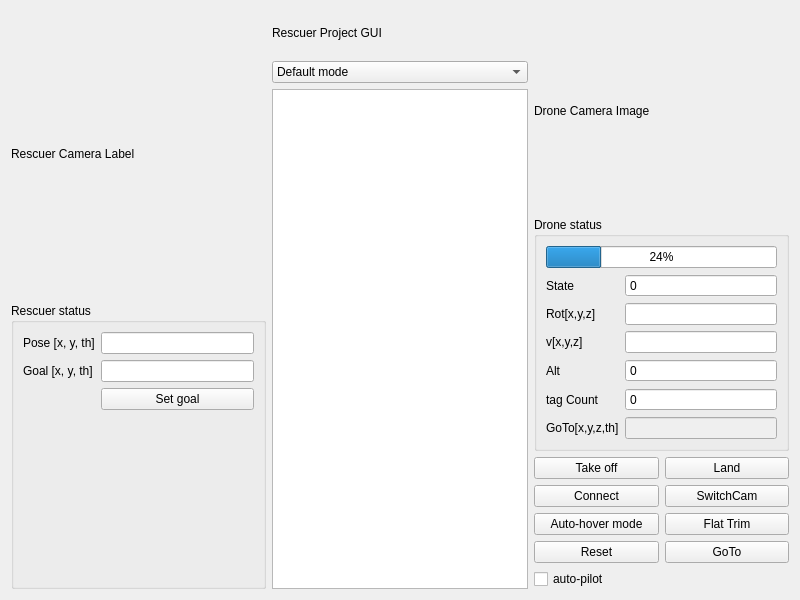
This is src/rescuer_project/main_window.ui in axilos22/rescuer_project as Qt 5 draws it before an edit. The edited form follows.
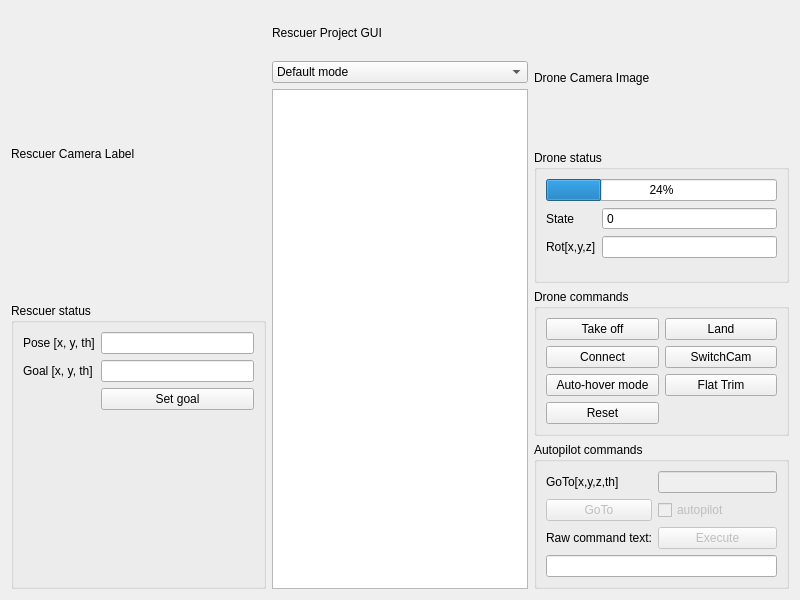
This is the edited form.

Commit message: Auto-pilot working. Cleaned the GUI. Goto implemented.

Diff of the .ui file:
```diff
--- a/src/rescuer_project/main_window.ui
+++ b/src/rescuer_project/main_window.ui
@@ -205,83 +205,24 @@
             <item row="1" column="1">
              <widget class="QLineEdit" name="rotXYZLineEdit"/>
             </item>
-            <item row="2" column="0">
-             <widget class="QLabel" name="vXYZLabel">
-              <property name="text">
-               <string>v[x,y,z]</string>
-              </property>
-             </widget>
-            </item>
-            <item row="2" column="1">
-             <widget class="QLineEdit" name="vXYZLineEdit"/>
-            </item>
-            <item row="3" column="0">
-             <widget class="QLabel" name="altLabel">
-              <property name="text">
-               <string>Alt</string>
-              </property>
-             </widget>
-            </item>
-            <item row="3" column="1">
-             <widget class="QSpinBox" name="altSpinBox">
-              <property name="frame">
-               <bool>true</bool>
-              </property>
-              <property name="readOnly">
-               <bool>true</bool>
-              </property>
-              <property name="buttonSymbols">
-               <enum>QAbstractSpinBox::NoButtons</enum>
-              </property>
-              <property name="keyboardTracking">
-               <bool>false</bool>
-              </property>
-             </widget>
-            </item>
-            <item row="4" column="0">
-             <widget class="QLabel" name="tagCountLabel">
-              <property name="text">
-               <string>tag Count</string>
-              </property>
-             </widget>
-            </item>
-            <item row="4" column="1">
-             <widget class="QSpinBox" name="tagCountSpinBox">
-              <property name="toolTip">
-               <string>Number of tags detected.</string>
-              </property>
-              <property name="readOnly">
-               <bool>true</bool>
-              </property>
-              <property name="buttonSymbols">
-               <enum>QAbstractSpinBox::NoButtons</enum>
-              </property>
-             </widget>
-            </item>
-            <item row="5" column="0">
-             <widget class="QLabel" name="goToLabel">
-              <property name="text">
-               <string>GoTo[x,y,z,th]</string>
-              </property>
-             </widget>
-            </item>
-            <item row="5" column="1">
-             <widget class="QLineEdit" name="goToLineEdit">
-              <property name="enabled">
-               <bool>false</bool>
-              </property>
-              <property name="locale">
-               <locale language="C" country="AnyCountry"/>
-              </property>
-             </widget>
-            </item>
            </layout>
           </item>
          </layout>
         </widget>
        </item>
        <item>
+        <widget class="QGroupBox" name="droneControlGroupBox">
+         <property name="title">
+          <string>Drone commands</string>
+         </property>
         <layout class="QGridLayout" name="droneCmdGridLayout">
+          <item row="1" column="0">
+           <widget class="QPushButton" name="connectButton">
+            <property name="text">
+             <string>Connect</string>
+            </property>
+           </widget>
+          </item>
          <item row="2" column="1">
           <widget class="QPushButton" name="flatTrimButton">
            <property name="toolTip">
@@ -313,20 +254,6 @@
            </property>
           </widget>
          </item>
-         <item row="1" column="0">
-          <widget class="QPushButton" name="connectButton">
-           <property name="text">
-            <string>Connect</string>
-           </property>
-          </widget>
-         </item>
-         <item row="3" column="1">
-          <widget class="QPushButton" name="goToButton">
-           <property name="text">
-            <string>GoTo</string>
-           </property>
-          </widget>
-         </item>
          <item row="3" column="0">
           <widget class="QPushButton" name="resetButton">
            <property name="text">
@@ -344,14 +271,74 @@
            </property>
           </widget>
          </item>
+         </layout>
+        </widget>
+       </item>
+       <item>
+        <widget class="QGroupBox" name="autopilotGroupBox">
+         <property name="title">
+          <string>Autopilot commands</string>
+         </property>
+         <layout class="QGridLayout" name="gridLayout_2">
+          <item row="1" column="1">
+           <widget class="QLineEdit" name="goToLineEdit">
+            <property name="enabled">
+             <bool>false</bool>
+            </property>
+            <property name="locale">
+             <locale language="C" country="AnyCountry"/>
+            </property>
+           </widget>
+          </item>
+          <item row="4" column="1">
+           <widget class="QPushButton" name="rawCmdButton">
+            <property name="enabled">
+             <bool>false</bool>
+            </property>
+            <property name="text">
+             <string>Execute</string>
+            </property>
+           </widget>
+          </item>
+          <item row="1" column="0">
+           <widget class="QLabel" name="goToLabel">
+            <property name="text">
+             <string>GoTo[x,y,z,th]</string>
+            </property>
+           </widget>
+          </item>
+          <item row="5" column="0" colspan="2">
+           <widget class="QLineEdit" name="rawCmdLineEdit"/>
+          </item>
          <item row="4" column="0">
-          <widget class="QCheckBox" name="autoPilotcheckBox">
+           <widget class="QLabel" name="rwCmdLabel">
            <property name="text">
-            <string>auto-pilot</string>
+             <string>Raw command text:</string>
+            </property>
+           </widget>
+          </item>
+          <item row="2" column="0">
+           <widget class="QPushButton" name="goToButton">
+            <property name="enabled">
+             <bool>false</bool>
+            </property>
+            <property name="text">
+             <string>GoTo</string>
+            </property>
+           </widget>
+          </item>
+          <item row="2" column="1">
+           <widget class="QCheckBox" name="autopilotCheckbox">
+            <property name="enabled">
+             <bool>false</bool>
+            </property>
+            <property name="text">
+             <string>autopilot</string>
            </property>
           </widget>
          </item>
         </layout>
+        </widget>
        </item>
       </layout>
      </item>
```
Lines whose indentation alone changed are shown as unchanged. The commit also changes 3 other files.
